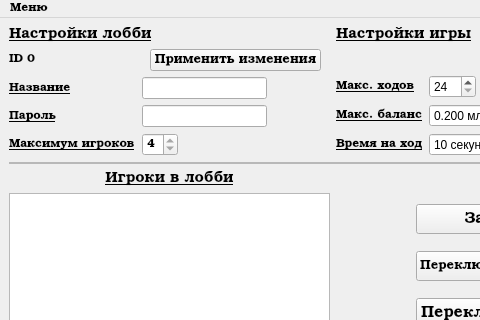
The window that userinterface/lobbywindow.ui (AlekseyLapunov/Client-Monopoly) describes before a commit, drawn with Qt 5; both pictures show x 0 to 480 and y 0 to 320 of the 737 by 421 pixel window.
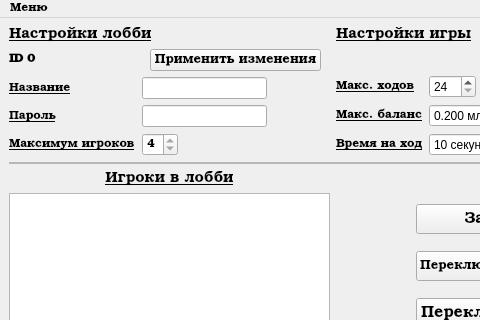
The same window after the commit.

Commit message: LobbyWindow interface fixes: windowTitle, labels, counting average RP count, ...

The edit to the form file:
```diff
--- a/userinterface/lobbywindow.ui
+++ b/userinterface/lobbywindow.ui
@@ -369,6 +369,7 @@
          <font>
           <family>Bookman Old Style</family>
           <pointsize>9</pointsize>
+          <bold>true</bold>
          </font>
         </property>
         <property name="text">
```
The commit also changes 4 other files.
